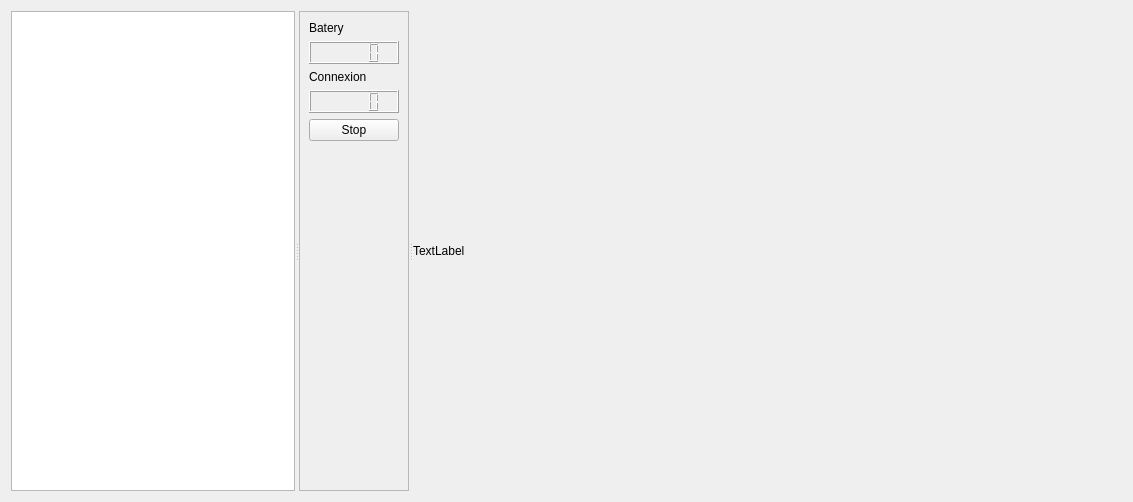
Old version of the form pioneer/pioneer_controller/src/mainUI.ui in the repository jperezkz/Robotica-avanzada.
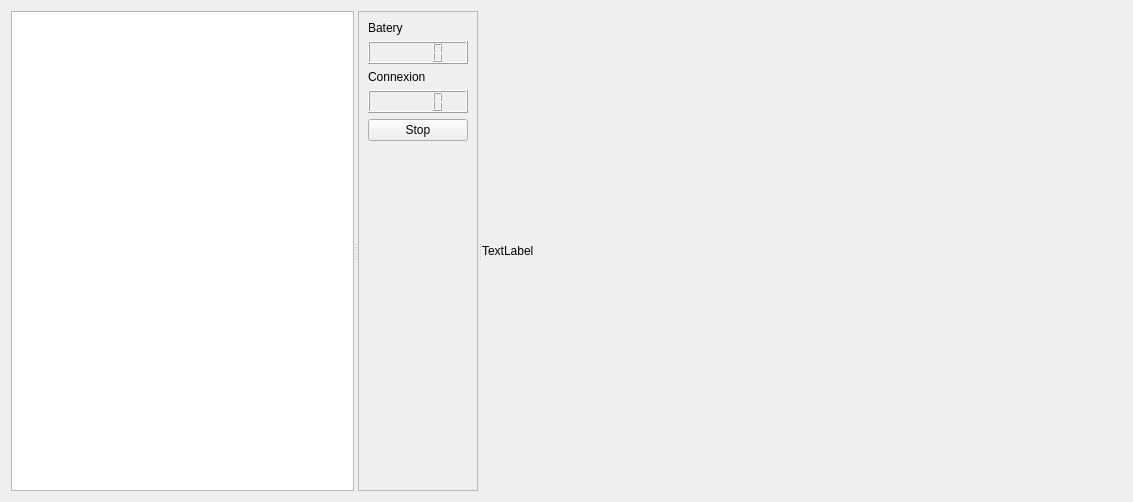
New version of the form.

```diff
--- a/pioneer/pioneer_controller/src/mainUI.ui
+++ b/pioneer/pioneer_controller/src/mainUI.ui
@@ -21,6 +21,12 @@
      </property>
      <widget class="QGraphicsView" name="graphicsView"/>
      <widget class="QFrame" name="frame_2">
+      <property name="maximumSize">
+       <size>
+        <width>120</width>
+        <height>16777215</height>
+       </size>
+      </property>
       <property name="frameShape">
        <enum>QFrame::StyledPanel</enum>
       </property>
@@ -40,7 +46,14 @@
          <item>
           <layout class="QHBoxLayout" name="horizontalLayout">
            <item>
-            <widget class="QLCDNumber" name="lcdNumber_bat"/>
+            <widget class="QLCDNumber" name="lcdNumber_bat">
+             <property name="font">
+              <font>
+               <pointsize>12</pointsize>
+               <strikeout>true</strikeout>
+              </font>
+             </property>
+            </widget>
            </item>
           </layout>
          </item>
@@ -54,7 +67,14 @@
         </widget>
        </item>
        <item>
-        <widget class="QLCDNumber" name="con"/>
+        <widget class="QLCDNumber" name="con">
+         <property name="font">
+          <font>
+           <pointsize>12</pointsize>
+           <strikeout>true</strikeout>
+          </font>
+         </property>
+        </widget>
        </item>
        <item>
         <widget class="QPushButton" name="pushButton_stop">
@@ -85,6 +105,12 @@
         <height>480</height>
        </size>
       </property>
+      <property name="maximumSize">
+       <size>
+        <width>640</width>
+        <height>480</height>
+       </size>
+      </property>
       <property name="text">
        <string>TextLabel</string>
       </property>
```
